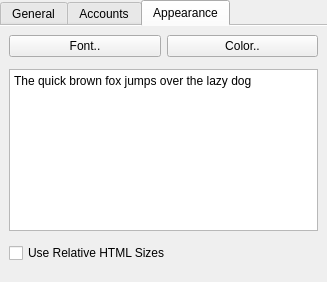
Qt form py/gui/_config_dialog.ui (mnunberg/yobot) before a commit.
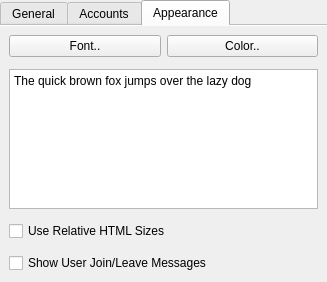
The same form after that commit.

```diff
--- a/py/gui/_config_dialog.ui
+++ b/py/gui/_config_dialog.ui
@@ -139,7 +139,7 @@
       </property>
      </widget>
     </item>
-    <item row="4" column="0">
+    <item row="5" column="0">
      <spacer name="verticalSpacer">
       <property name="orientation">
        <enum>Qt::Vertical</enum>
@@ -159,6 +159,13 @@
       </property>
      </widget>
     </item>
+    <item row="4" column="0" colspan="2">
+     <widget class="QCheckBox" name="show_joinpart">
+      <property name="text">
+       <string>Show User Join/Leave Messages</string>
+      </property>
+     </widget>
+    </item>
    </layout>
   </widget>
  </widget>
```
